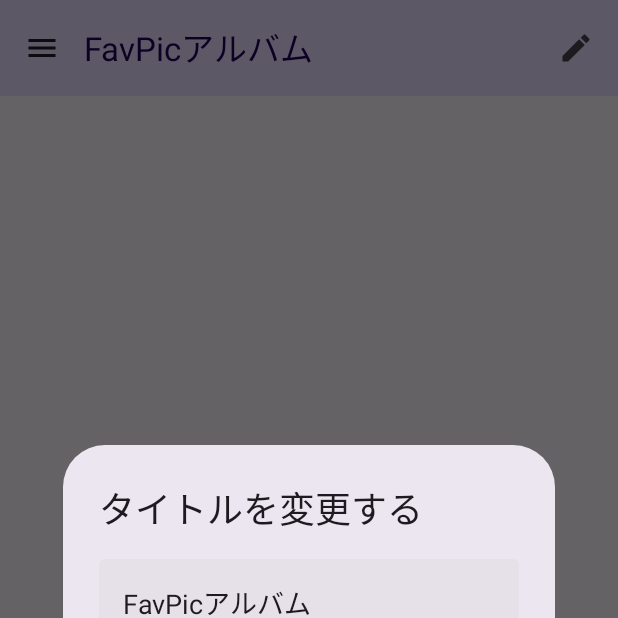
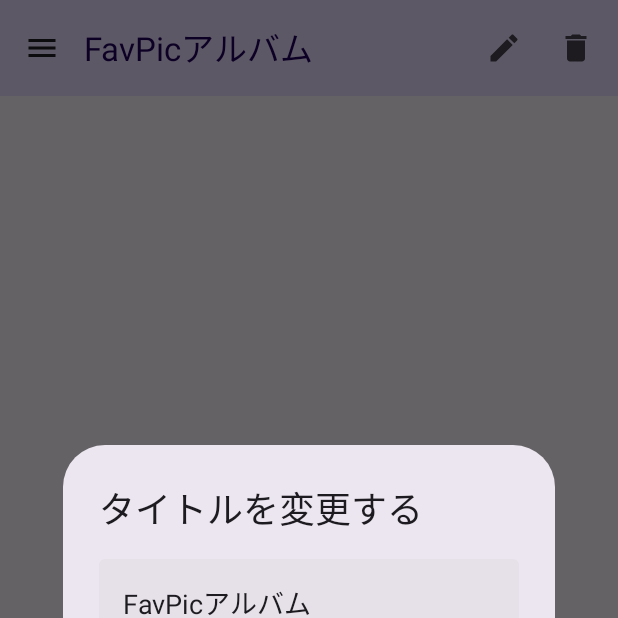
Before and after one commit to kanako6121/MyAlbum, an Android app built with Jetpack Compose: the screen it shows after launch (MainActivity), after a tap on "FavPicアルバム", on a phone screen of 412 x 824 dp, the top half of it. Run offline under Robolectric (Android 15) with nearby library versions, the phone set to English and light mode, and no system bars; our stand-ins replace Dagger/Hilt's generated code, Timber; pictures from the network do not load.

Commit message:
add_icon

```diff
--- a/app/src/main/java/com/example/myalbum/feature/main/ui/MainScreen.kt
+++ b/app/src/main/java/com/example/myalbum/feature/main/ui/MainScreen.kt
@@ -129,6 +129,9 @@ fun MainNav(
             IconButton(onClick = { editShowDialog = true }) {
               Icon(imageVector = Icons.Default.Edit, contentDescription = null)
             }
+            IconButton(onClick = { showDeleteDialog = true }) {
+              Icon(imageVector = Icons.Default.Delete, contentDescription = null)
+            }
           },
         )
       }
```
